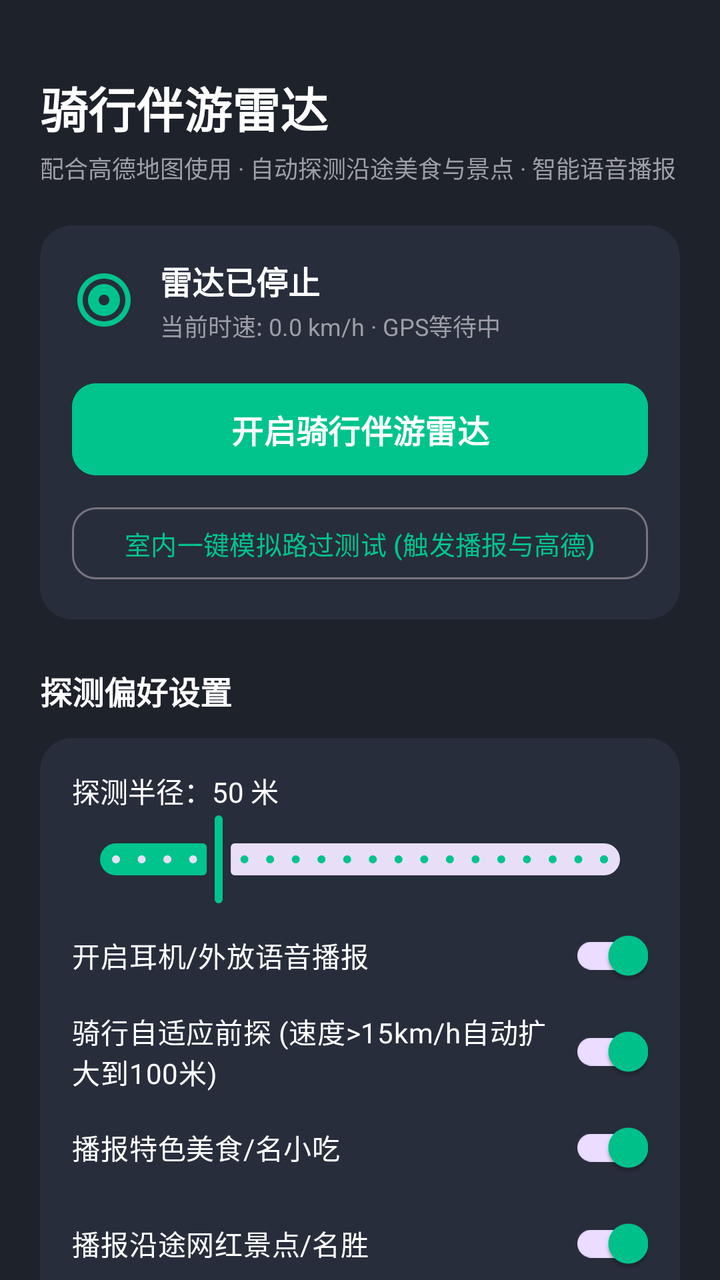
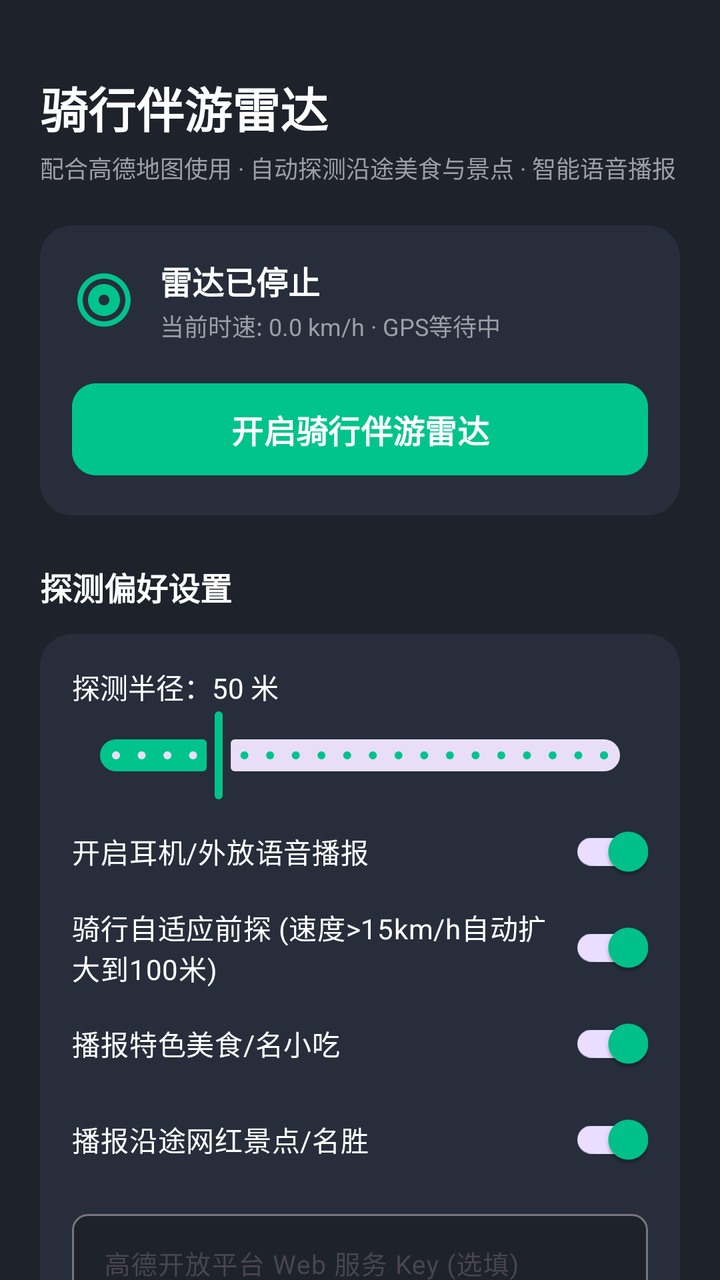

An Android layout rendered at two revisions. The XML below is the earlier revision; the diff shows what the commit changed to produce the second picture.
<!-- AndroidManifest.xml: activity theme Theme.RideRadar -->
<!-- res/layout/activity_main.xml -->
<?xml version="1.0" encoding="utf-8"?>
<androidx.coordinatorlayout.widget.CoordinatorLayout xmlns:android="http://schemas.android.com/apk/res/android"
    xmlns:app="http://schemas.android.com/apk/res-auto"
    android:layout_width="match_parent"
    android:layout_height="match_parent"
    android:background="@color/surface_dark">

    <androidx.core.widget.NestedScrollView
        android:layout_width="match_parent"
        android:layout_height="match_parent"
        android:fillViewport="true">

        <LinearLayout
            android:layout_width="match_parent"
            android:layout_height="wrap_content"
            android:orientation="vertical"
            android:padding="20dp">

            
            <TextView
                android:layout_width="wrap_content"
                android:layout_height="wrap_content"
                android:layout_marginTop="16dp"
                android:text="骑行伴游雷达"
                android:textColor="@color/text_main"
                android:textSize="24sp"
                android:textStyle="bold" />

            <TextView
                android:layout_width="wrap_content"
                android:layout_height="wrap_content"
                android:layout_marginTop="4dp"
                android:text="配合高德地图使用 · 自动探测沿途美食与景点 · 智能语音播报"
                android:textColor="@color/text_sub"
                android:textSize="12sp" />

            
            <LinearLayout
                android:layout_width="match_parent"
                android:layout_height="wrap_content"
                android:layout_marginTop="20dp"
                android:background="@drawable/bg_rounded_card"
                android:orientation="vertical"
                android:padding="16dp">

                <LinearLayout
                    android:layout_width="match_parent"
                    android:layout_height="wrap_content"
                    android:gravity="center_vertical"
                    android:orientation="horizontal">

                    <ImageView
                        android:id="@+id/img_status_icon"
                        android:layout_width="32dp"
                        android:layout_height="32dp"
                        android:src="@drawable/ic_radar" />

                    <LinearLayout
                        android:layout_width="0dp"
                        android:layout_height="wrap_content"
                        android:layout_marginStart="12dp"
                        android:layout_weight="1"
                        android:orientation="vertical">

                        <TextView
                            android:id="@+id/tv_radar_status"
                            android:layout_width="wrap_content"
                            android:layout_height="wrap_content"
                            android:text="@string/radar_status_stopped"
                            android:textColor="@color/text_main"
                            android:textSize="16sp"
                            android:textStyle="bold" />

                        <TextView
                            android:id="@+id/tv_location_debug"
                            android:layout_width="wrap_content"
                            android:layout_height="wrap_content"
                            android:layout_marginTop="2dp"
                            android:text="当前时速: 0.0 km/h · GPS等待中"
                            android:textColor="@color/text_sub"
                            android:textSize="12sp" />
                    </LinearLayout>
                </LinearLayout>

                <com.google.android.material.button.MaterialButton
                    android:id="@+id/btn_toggle_radar"
                    android:layout_width="match_parent"
                    android:layout_height="54dp"
                    android:layout_marginTop="16dp"
                    android:backgroundTint="@color/primary"
                    android:text="@string/btn_start_radar"
                    android:textColor="#FFFFFF"
                    android:textSize="16sp"
                    android:textStyle="bold"
                    app:cornerRadius="12dp" />

                <com.google.android.material.button.MaterialButton
                    android:id="@+id/btn_test_mock"
                    style="@style/Widget.Material3.Button.OutlinedButton"
                    android:layout_width="match_parent"
                    android:layout_height="44dp"
                    android:layout_marginTop="8dp"
                    android:text="室内一键模拟路过测试 (触发播报与高德)"
                    android:textColor="@color/primary"
                    android:textSize="13sp"
                    app:cornerRadius="12dp" />
            </LinearLayout>

            
            <TextView
                android:layout_width="wrap_content"
                android:layout_height="wrap_content"
                android:layout_marginTop="24dp"
                android:text="探测偏好设置"
                android:textColor="@color/text_main"
                android:textSize="16sp"
                android:textStyle="bold" />

            <LinearLayout
                android:layout_width="match_parent"
                android:layout_height="wrap_content"
                android:layout_marginTop="12dp"
                android:background="@drawable/bg_rounded_card"
                android:orientation="vertical"
                android:padding="16dp">

                
                <TextView
                    android:id="@+id/tv_radius_display"
                    android:layout_width="wrap_content"
                    android:layout_height="wrap_content"
                    android:text="探测半径：50 米"
                    android:textColor="@color/text_main"
                    android:textSize="14sp" />

                <com.google.android.material.slider.Slider
                    android:id="@+id/slider_radius"
                    android:layout_width="match_parent"
                    android:layout_height="wrap_content"
                    android:stepSize="10.0"
                    android:value="50.0"
                    android:valueFrom="10.0"
                    android:valueTo="200.0" />

                <com.google.android.material.switchmaterial.SwitchMaterial
                    android:id="@+id/switch_voice"
                    android:layout_width="match_parent"
                    android:layout_height="wrap_content"
                    android:checked="true"
                    android:text="开启耳机/外放语音播报"
                    android:textColor="@color/text_main" />

                <com.google.android.material.switchmaterial.SwitchMaterial
                    android:id="@+id/switch_adaptive_speed"
                    android:layout_width="match_parent"
                    android:layout_height="wrap_content"
                    android:checked="true"
                    android:text="骑行自适应前探 (速度>15km/h自动扩大到100米)"
                    android:textColor="@color/text_main" />

                <com.google.android.material.switchmaterial.SwitchMaterial
                    android:id="@+id/switch_filter_food"
                    android:layout_width="match_parent"
                    android:layout_height="wrap_content"
                    android:checked="true"
                    android:text="播报特色美食/名小吃"
                    android:textColor="@color/text_main" />

                <com.google.android.material.switchmaterial.SwitchMaterial
                    android:id="@+id/switch_filter_scenic"
                    android:layout_width="match_parent"
                    android:layout_height="wrap_content"
                    android:checked="true"
                    android:text="播报沿途网红景点/名胜"
                    android:textColor="@color/text_main" />

                
                <com.google.android.material.textfield.TextInputLayout
                    android:id="@+id/til_amap_key"
                    android:layout_width="match_parent"
                    android:layout_height="wrap_content"
                    android:layout_marginTop="8dp"
                    android:hint="高德开放平台 Web 服务 Key (选填)"
                    app:helperTextEnabled="true"
                    app:boxBackgroundColor="@color/surface_dark"
                    app:boxCornerRadiusBottomEnd="8dp"
                    app:boxCornerRadiusBottomStart="8dp"
                    app:boxCornerRadiusTopEnd="8dp"
                    app:boxCornerRadiusTopStart="8dp">

                    <com.google.android.material.textfield.TextInputEditText
                        android:id="@+id/et_amap_key"
                        android:layout_width="match_parent"
                        android:layout_height="wrap_content"
                        android:singleLine="true"
                        android:textColor="@color/text_main"
                        android:textSize="13sp" />
                </com.google.android.material.textfield.TextInputLayout>
            </LinearLayout>

            
            <TextView
                android:layout_width="wrap_content"
                android:layout_height="wrap_content"
                android:layout_marginTop="24dp"
                android:text="沿途发现的精彩地点 (历史流)"
                android:textColor="@color/text_main"
                android:textSize="16sp"
                android:textStyle="bold" />

            <LinearLayout
                android:id="@+id/layout_poi_list"
                android:layout_width="match_parent"
                android:layout_height="wrap_content"
                android:layout_marginTop="12dp"
                android:orientation="vertical" />
        </LinearLayout>
    </androidx.core.widget.NestedScrollView>

</androidx.coordinatorlayout.widget.CoordinatorLayout>
<!-- resources referenced by this layout -->
<resources>
  <color name="primary">#00C48C</color>
  <color name="surface_dark">#1E222B</color>
  <color name="text_main">#FFFFFF</color>
  <color name="text_sub">#9E9EA7</color>
  <!-- drawable bg_rounded_card (drawable) -->
  <?xml version="1.0" encoding="utf-8"?>
  <shape xmlns:android="http://schemas.android.com/apk/res/android"
      android:shape="rectangle">
      <corners android:radius="16dp" />
      <solid android:color="@color/surface_card" />
  </shape>
  <!-- drawable ic_radar (drawable) -->
  <vector xmlns:android="http://schemas.android.com/apk/res/android"
      android:width="24dp"
      android:height="24dp"
      android:viewportWidth="24"
      android:viewportHeight="24">
      <path
          android:fillColor="#00C48C"
          android:pathData="M12,2C6.48,2 2,6.48 2,12s4.48,10 10,10 10,-4.48 10,-10S17.52,2 12,2zM12,20c-4.42,0 -8,-3.58 -8,-8s3.58,-8 8,-8 8,3.58 8,8 -3.58,8 -8,8zM12,6c-3.31,0 -6,2.69 -6,6s2.69,6 6,6 6,-2.69 6,-6 -2.69,-6 -6,-6zM12,14c-1.1,0 -2,-0.9 -2,-2s0.9,-2 2,-2 2,0.9 2,2 -0.9,2 -2,2z"/>
  </vector>
  <string name="btn_start_radar">开启骑行伴游雷达</string>
  <string name="radar_status_stopped">雷达已停止</string>
  <style name="Theme.RideRadar" parent="Theme.Material3.DayNight.NoActionBar">
          <item name="colorPrimary">@color/primary</item>
          <item name="colorPrimaryDark">@color/primary_dark</item>
          <item name="colorAccent">@color/accent</item>
          <item name="android:statusBarColor">@color/surface_dark</item>
          <item name="android:windowBackground">@color/surface_dark</item>
      </style>
  <color name="surface_card">#272D3B</color>
  <color name="primary_dark">#009A6C</color>
  <color name="accent">#FF9800</color>
</resources>

<!-- the commit's change to res/layout/activity_main.xml (unified diff, before → after) -->
@@ -93,17 +93,6 @@
                     android:textSize="16sp"
                     android:textStyle="bold"
                     app:cornerRadius="12dp" />
-
-                <com.google.android.material.button.MaterialButton
-                    android:id="@+id/btn_test_mock"
-                    style="@style/Widget.Material3.Button.OutlinedButton"
-                    android:layout_width="match_parent"
-                    android:layout_height="44dp"
-                    android:layout_marginTop="8dp"
-                    android:text="室内一键模拟路过测试 (触发播报与高德)"
-                    android:textColor="@color/primary"
-                    android:textSize="13sp"
-                    app:cornerRadius="12dp" />
             </LinearLayout>
 
             
